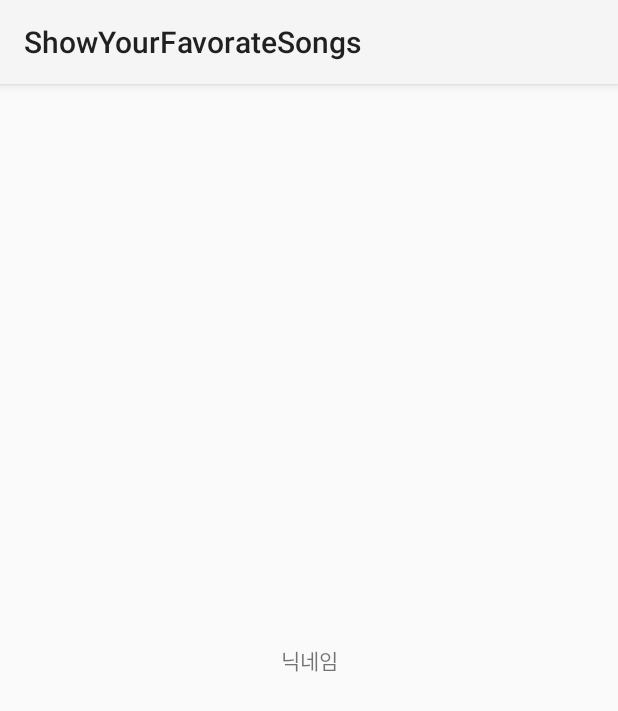
After one commit to bom04/ShowYourFavorateSongs_App, an Android app: the HomeActivity screen opened directly, with no data from a screen before it, on a phone screen of 412 x 824 dp. The commit adds this screen. Shown: the top 711 px of the screen. Run offline under Robolectric (Android 15) with nearby library versions, the phone set to English and light mode, and no system bars.

```diff
--- a/app/build.gradle
+++ b/app/build.gradle
@@ -3,6 +3,7 @@ apply plugin: 'com.android.application'
 android {
     compileSdkVersion 29
     buildToolsVersion "29.0.2"
+    useLibrary 'org.apache.http.legacy'
     defaultConfig {
         applicationId "net.skhu"
         minSdkVersion 16
--- a/app/src/main/AndroidManifest.xml
+++ b/app/src/main/AndroidManifest.xml
@@ -12,7 +12,8 @@
         android:supportsRtl="true"
         android:theme="@style/AppTheme"
         android:usesCleartextTraffic="true">
-        <activity android:name=".FindPwActivity"></activity>
+        <activity android:name=".HomeActivity"></activity>
+        <activity android:name=".FindPwActivity" />
         <activity android:name=".JoinActivity" />
         <activity android:name=".MainActivity">
             <intent-filter>
@@ -21,6 +22,9 @@
                 <category android:name="android.intent.category.LAUNCHER" />
             </intent-filter>
         </activity>
+        <uses-library
+            android:name="org.apache.http.legacy"
+            android:required="false" />
     </application>
 
 </manifest>
--- /dev/null
+++ b/app/src/main/java/net/skhu/HomeActivity.java
@@ -0,0 +1,14 @@
+package net.skhu;
+
+import android.os.Bundle;
+
+import androidx.appcompat.app.AppCompatActivity;
+
+public class HomeActivity extends AppCompatActivity {
+
+    @Override
+    protected void onCreate(Bundle savedInstanceState) {
+        super.onCreate(savedInstanceState);
+        setContentView(R.layout.activity_home);
+    }
+}
--- /dev/null
+++ b/app/src/main/res/layout/activity_home.xml
@@ -0,0 +1,18 @@
+<?xml version="1.0" encoding="utf-8"?>
+<androidx.constraintlayout.widget.ConstraintLayout xmlns:android="http://schemas.android.com/apk/res/android"
+    xmlns:app="http://schemas.android.com/apk/res-auto"
+    xmlns:tools="http://schemas.android.com/tools"
+    android:layout_width="match_parent"
+    android:layout_height="match_parent"
+    tools:context=".HomeActivity">
+
+    <TextView
+        android:id="@+id/txtView"
+        android:layout_width="wrap_content"
+        android:layout_height="wrap_content"
+        android:text="@string/text_nickname"
+        app:layout_constraintBottom_toBottomOf="parent"
+        app:layout_constraintEnd_toEndOf="parent"
+        app:layout_constraintStart_toStartOf="parent"
+        app:layout_constraintTop_toTopOf="parent" />
+</androidx.constraintlayout.widget.ConstraintLayout>
```
Also changed, not shown: app/src/main/java/net/skhu/MainActivity.java (+75 -46 lines), app/src/main/res/layout/activity_main.xml (+4 -3 lines).
